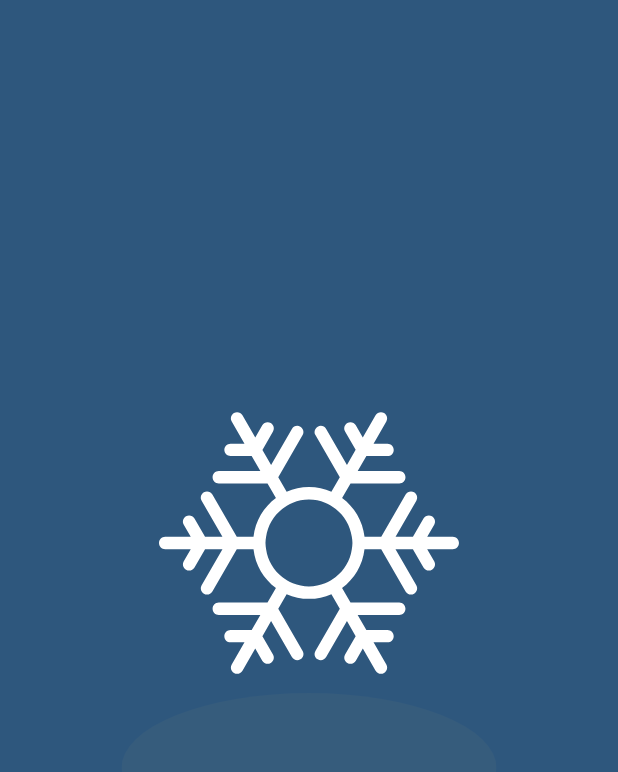
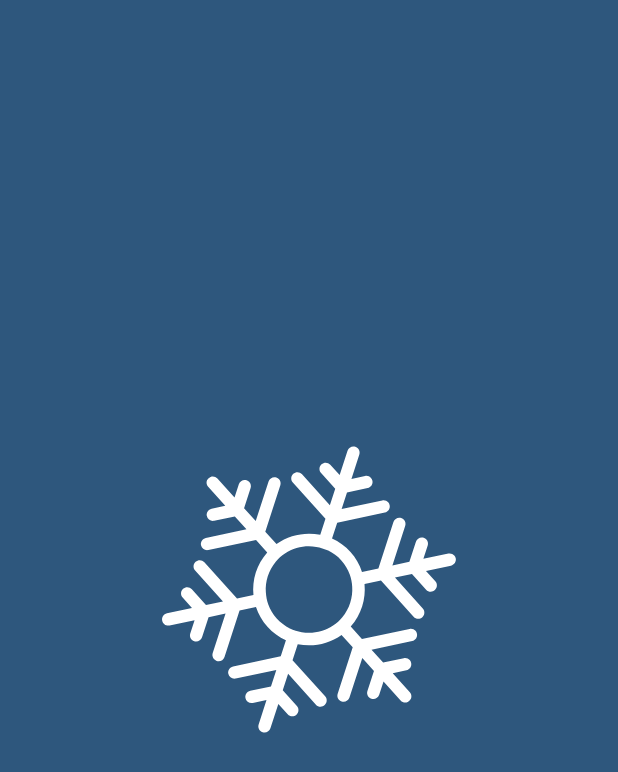
Before and after one commit to duncanjake1/SnoCast-Mobile, a Flutter app: the LoadingScreen screen opened by its route, on a phone screen of 412 x 824 dp. Shown: the top 772 px of the screen. Run offline on Flutter 3.47's test engine with Material 2 defaults, Android fonts, the phone set to English and light mode, and no system bars; our stand-ins replace flutter_map, flutter_svg, latlong2; network calls fail.

Commit message:
added animation and transition

```diff
--- a/lib/components/animated_shadow.dart
+++ /dev/null
@@ -1,21 +0,0 @@
-import 'package:flutter/material.dart';
-
-import 'package:native_snocast/constants.dart';
-
-class AnimatedShadow extends StatefulWidget {
-  @override
-  _AnimatedShadowState createState() => _AnimatedShadowState();
-}
-
-class _AnimatedShadowState extends State<AnimatedShadow> {
-  @override
-  Widget build(BuildContext context) {
-    return ClipOval(
-      child: Container(
-        color: kSnowflakeShadowColor,
-        height: 100.0,
-        width: 250.0,
-      ),
-    );
-  }
-}
--- a/lib/components/animated_snowflake.dart
+++ b/lib/components/animated_snowflake.dart
@@ -1,21 +1,104 @@
 import 'package:flutter/material.dart';
 import 'package:flutter_svg/flutter_svg.dart';
+import 'package:native_snocast/constants.dart';
+import 'dart:math';
 
 class AnimatedSnowflake extends StatefulWidget {
   @override
   _AnimatedSnowflakeState createState() => _AnimatedSnowflakeState();
 }
 
-class _AnimatedSnowflakeState extends State<AnimatedSnowflake> {
+class _AnimatedSnowflakeState extends State<AnimatedSnowflake>
+    with TickerProviderStateMixin {
+  late AnimationController rotationController;
+  late AnimationController bounceController;
+  late Animation bounceAnimation;
+  late Animation<double> easeAnimationCurve;
+
+  void initState() {
+    super.initState();
+
+    // initialize controllers
+    rotationController = AnimationController(
+      duration: kRotationAnimationDuration,
+      vsync: this,
+      upperBound: pi * 2,
+    );
+
+    bounceController = AnimationController(
+      vsync: this,
+      duration: kBounceAnimationDuration,
+      upperBound: 1,
+    );
+
+    // set initial controller directions and add listeners
+    rotationController.forward();
+    rotationController.addListener(
+      () {
+        setState(() {
+          if (rotationController.status == AnimationStatus.completed) {
+            rotationController.repeat();
+          }
+        });
+      },
+    );
+
+    bounceController.forward();
+    bounceController.addListener(() {
+      setState(() {});
+      if (bounceController.value == 1) {
+        bounceController.reverse();
+      } else if (bounceController.value == 0) {
+        bounceController.forward();
+      }
+    });
+
+    // add animation curve to tween
+    // this curve is applied to both bounce and shadow
+    easeAnimationCurve = bounceController.drive(
+      CurveTween(curve: Curves.easeInOut),
+    );
+    bounceAnimation =
+        AlignmentTween(begin: Alignment(0.0, 0.0), end: Alignment(0.0, 1.0))
+            .animate(
+      easeAnimationCurve,
+    );
+  }
+
+  void dispose() {
+    rotationController.dispose();
+    bounceController.dispose();
+    super.dispose();
+  }
+
   @override
   Widget build(BuildContext context) {
-    return Hero(
+    return Column(
+      mainAxisAlignment: MainAxisAlignment.center,
+      children: [
+        Container(
+          alignment: bounceAnimation.value,
+          height: 300,
+          child: Transform.rotate(
+            angle: rotationController.value,
+            child: Hero(
               tag: 'snowflake',
               child: SvgPicture.asset(
                 "assets/snowflake.svg",
                 color: Colors.white,
                 height: 200.0,
               ),
+            ),
+          ),
+        ),
+        ClipOval(
+          child: Container(
+            color: kSnowflakeShadowColor,
+            height: 40.0,
+            width: easeAnimationCurve.value * 40 + 150,
+          ),
+        )
+      ],
     );
   }
 }
--- a/lib/constants.dart
+++ b/lib/constants.dart
@@ -4,4 +4,6 @@
 
 const kSnowflakeShadowColor = Color(0x33546E7A);
 
-const kAnimationDuration = Duration(seconds: 1);
+const kRotationAnimationDuration = Duration(seconds: 3);
+
+const kBounceAnimationDuration = Duration(seconds: 1);
--- a/lib/routes/loading_screen.dart
+++ b/lib/routes/loading_screen.dart
@@ -1,8 +1,9 @@
 import 'package:flutter/material.dart';
 
 import 'package:native_snocast/constants.dart';
-import 'package:native_snocast/components/animated_shadow.dart';
 import 'package:native_snocast/components/animated_snowflake.dart';
+import 'package:native_snocast/routes/map_screen.dart';
+import 'package:native_snocast/services/networking.dart';
 
 class LoadingScreen extends StatefulWidget {
   static const String id = 'loading_screen';
@@ -11,22 +12,26 @@
   _LoadingScreenState createState() => _LoadingScreenState();
 }
 
-class _LoadingScreenState extends State<LoadingScreen>
-    with SingleTickerProviderStateMixin {
-  AnimationController? controller;
+class _LoadingScreenState extends State<LoadingScreen> {
+  void initState() {
+    super.initState();
+    getBulkData();
+  }
+
+  void getBulkData() async {
+    NetworkHelper networkHelper =
+        NetworkHelper(url: 'http://10.0.2.2:8000/api/accidents/');
+    var bulkData = await networkHelper.getData();
+    print(bulkData);
+    Navigator.pushNamed(context, MapScreen.id);
+  }
 
   @override
   Widget build(BuildContext context) {
     return Scaffold(
       backgroundColor: kLoadingScreenColor,
       body: Center(
-        child: Column(
-          mainAxisAlignment: MainAxisAlignment.center,
-          children: [
-            AnimatedSnowflake(),
-            AnimatedShadow(),
-          ],
-        ),
+        child: AnimatedSnowflake(),
       ),
     );
   }
--- a/pubspec.yaml
+++ b/pubspec.yaml
@@ -12,6 +12,9 @@
     sdk: flutter
   cupertino_icons: ^1.0.2
   flutter_svg: ^0.22.0
+  http: ^0.13.3
+  flutter_map: ^0.13.1
+  latlong2: ^0.8.0
 
 dev_dependencies:
   flutter_test:
```
Also changed, not shown: lib/components/map_embed.dart (added, +32 -0 lines), lib/main.dart (+5 -2 lines), lib/routes/map_screen.dart (added, +28 -0 lines), lib/services/networking.dart (added, +28 -0 lines), pubspec.lock. Lines whose indentation alone changed are shown as unchanged.
